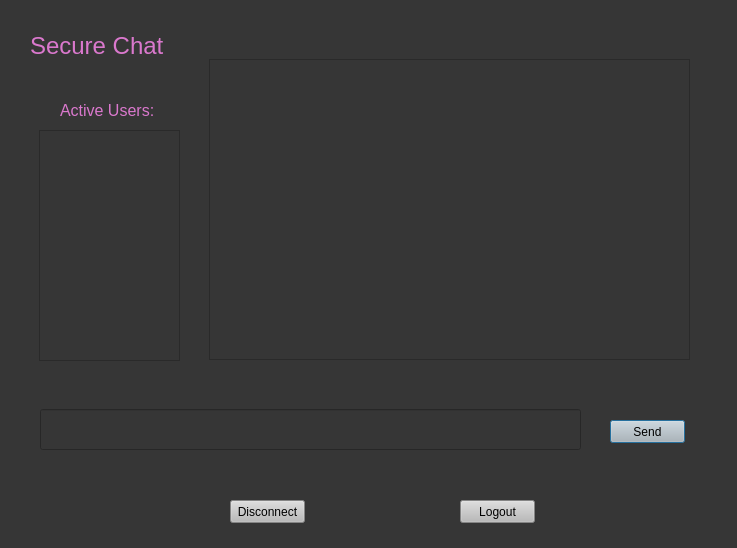
This is chat_window.ui in Benjamin-Pasternak/Security_project as Qt 5 draws it before an edit. The edited form follows.
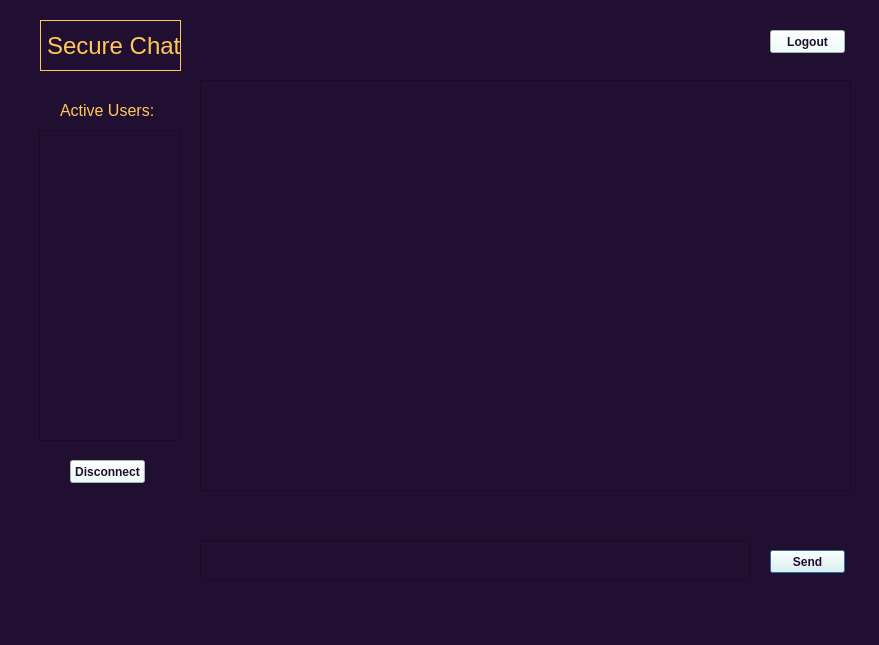
This is the edited form.

```diff
--- a/chat_window.ui
+++ b/chat_window.ui
@@ -6,30 +6,48 @@
    <rect>
     <x>0</x>
     <y>0</y>
-    <width>737</width>
-    <height>548</height>
+    <width>879</width>
+    <height>645</height>
    </rect>
   </property>
   <property name="windowTitle">
    <string>Dialog</string>
   </property>
   <property name="styleSheet">
-   <string notr="true">background-color:rgb(54, 54, 54)</string>
+   <string notr="true">background-color:#210f32</string>
+  </property>
+  <property name="sizeGripEnabled">
+   <bool>true</bool>
   </property>
   <widget class="QWidget" name="verticalLayoutWidget">
    <property name="geometry">
     <rect>
-     <x>209</x>
-     <y>59</y>
-     <width>481</width>
-     <height>301</height>
+     <x>200</x>
+     <y>80</y>
+     <width>651</width>
+     <height>411</height>
     </rect>
    </property>
+   <property name="font">
+    <font>
+     <family>Tahoma</family>
+     <pointsize>18</pointsize>
+    </font>
+   </property>
+   <property name="styleSheet">
+    <string>color:#ffc857</string>
+   </property>
    <layout class="QVBoxLayout" name="verticalLayout">
     <item>
      <widget class="QTextEdit" name="chatLog">
+      <property name="font">
+       <font>
+        <family>Tahoma</family>
+        <pointsize>12</pointsize>
+       </font>
+      </property>
       <property name="styleSheet">
-       <string notr="true">color:rgb(235, 235, 235)</string>
+       <string notr="true">color:#eafdf8</string>
       </property>
       <property name="readOnly">
        <bool>true</bool>
@@ -38,30 +56,24 @@
     </item>
    </layout>
   </widget>
-  <widget class="QLineEdit" name="userInput">
-   <property name="geometry">
-    <rect>
-     <x>40</x>
-     <y>409</y>
-     <width>541</width>
-     <height>41</height>
-    </rect>
-   </property>
-   <property name="styleSheet">
-    <string notr="true">color:rgb(229, 229, 229); font-size: 16pt;</string>
-   </property>
-  </widget>
   <widget class="QPushButton" name="sendButton">
    <property name="geometry">
     <rect>
-     <x>610</x>
-     <y>420</y>
+     <x>770</x>
+     <y>550</y>
      <width>75</width>
      <height>23</height>
     </rect>
    </property>
+   <property name="font">
+    <font>
+     <family>Tahoma</family>
+     <weight>75</weight>
+     <bold>true</bold>
+    </font>
+   </property>
    <property name="styleSheet">
-    <string notr="true">background-color:rgb(186, 186, 186)</string>
+    <string notr="true">background-color:#eafdf8; color:#210f32</string>
    </property>
    <property name="text">
     <string>Send</string>
@@ -70,14 +82,21 @@
   <widget class="QPushButton" name="disconnectButton">
    <property name="geometry">
     <rect>
-     <x>230</x>
-     <y>500</y>
+     <x>70</x>
+     <y>460</y>
      <width>75</width>
      <height>23</height>
     </rect>
    </property>
+   <property name="font">
+    <font>
+     <family>Tahoma</family>
+     <weight>75</weight>
+     <bold>true</bold>
+    </font>
+   </property>
    <property name="styleSheet">
-    <string notr="true">background-color:rgb(186, 186, 186)</string>
+    <string notr="true">background-color:#eafdf8; color:#210f32</string>
    </property>
    <property name="text">
     <string>Disconnect</string>
@@ -89,14 +108,23 @@
      <x>39</x>
      <y>130</y>
      <width>141</width>
-     <height>231</height>
+     <height>311</height>
     </rect>
    </property>
+   <property name="font">
+    <font>
+     <family>Tahoma</family>
+     <pointsize>18</pointsize>
+    </font>
+   </property>
+   <property name="styleSheet">
+    <string>color:#ffc857</string>
+   </property>
    <layout class="QVBoxLayout" name="verticalLayout_2">
     <item>
      <widget class="QTextEdit" name="activeUsers">
       <property name="styleSheet">
-       <string notr="true">color:rgb(235, 235, 235)</string>
+       <string notr="true">color:#eafdf8</string>
       </property>
       <property name="readOnly">
        <bool>true</bool>
@@ -108,14 +136,23 @@
   <widget class="QLabel" name="label">
    <property name="geometry">
     <rect>
-     <x>30</x>
+     <x>40</x>
      <y>20</y>
      <width>141</width>
      <height>51</height>
     </rect>
    </property>
+   <property name="font">
+    <font>
+     <family>Tahoma</family>
+     <pointsize>18</pointsize>
+    </font>
+   </property>
    <property name="styleSheet">
-    <string notr="true">color:rgb(218, 120, 205); font-size:18pt;</string>
+    <string notr="true">color:#ffc857</string>
+   </property>
+   <property name="frameShape">
+    <enum>QFrame::Box</enum>
    </property>
    <property name="text">
     <string>Secure Chat</string>
@@ -130,8 +167,14 @@
      <height>21</height>
     </rect>
    </property>
+   <property name="font">
+    <font>
+     <family>Tahoma</family>
+     <pointsize>12</pointsize>
+    </font>
+   </property>
    <property name="styleSheet">
-    <string notr="true">color:rgb(218, 120, 205); font-size:12pt;</string>
+    <string notr="true">color:#ffc857</string>
    </property>
    <property name="text">
     <string>Active Users:</string>
@@ -140,19 +183,36 @@
   <widget class="QPushButton" name="disconnectButton_2">
    <property name="geometry">
     <rect>
-     <x>460</x>
-     <y>500</y>
+     <x>770</x>
+     <y>30</y>
      <width>75</width>
      <height>23</height>
     </rect>
    </property>
+   <property name="font">
+    <font>
+     <family>Tahoma</family>
+     <weight>75</weight>
+     <bold>true</bold>
+    </font>
+   </property>
    <property name="styleSheet">
-    <string notr="true">background-color:rgb(186, 186, 186)</string>
+    <string notr="true">background-color:#eafdf8; color:#210f32</string>
    </property>
    <property name="text">
     <string>Logout</string>
    </property>
   </widget>
+  <widget class="QLineEdit" name="userInput">
+   <property name="geometry">
+    <rect>
+     <x>200</x>
+     <y>540</y>
+     <width>550</width>
+     <height>40</height>
+    </rect>
+   </property>
+  </widget>
  </widget>
  <resources/>
  <connections/>
```
Left out of the diff: 2 changed lines with no effect on the pictures.
